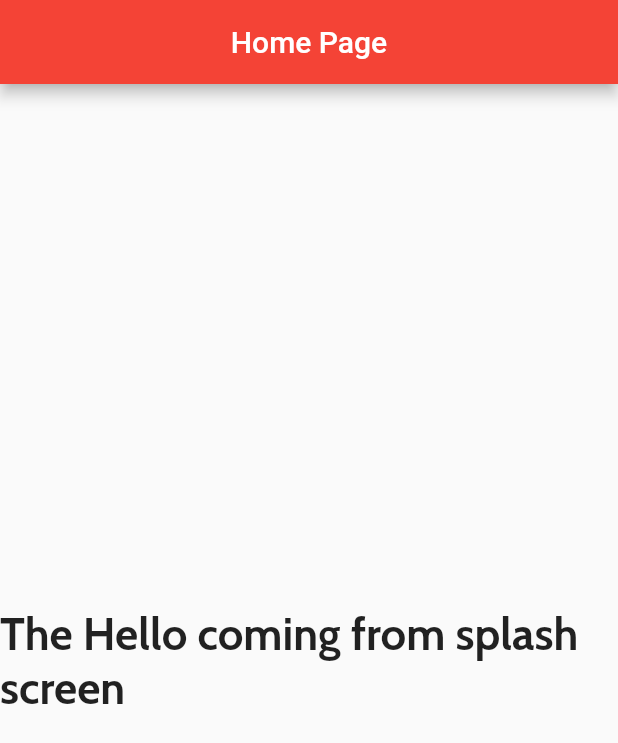
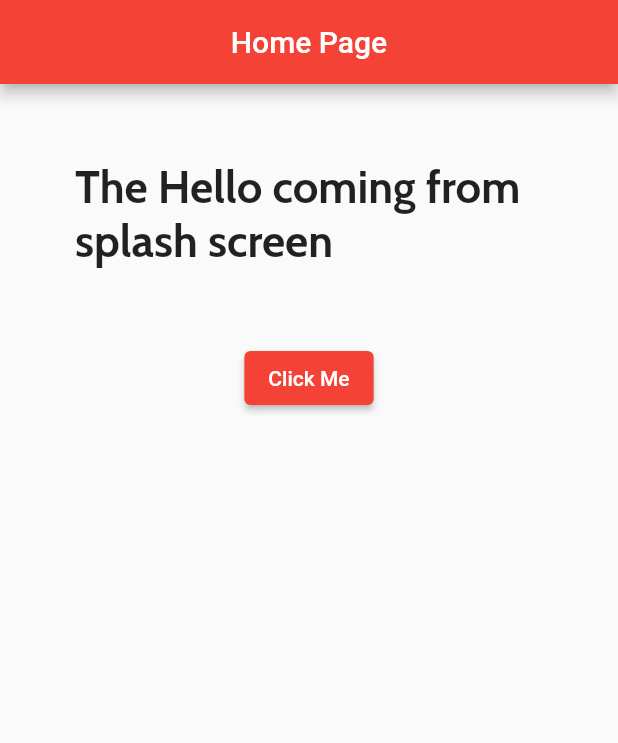
Before and after one commit to kravindra1415/FlutterALL, a Flutter app: the screen it shows after launch, on a phone screen of 412 x 824 dp. Shown: the top 743 px of the screen. Run offline on Flutter 3.47's test engine with Material 2 defaults, Android fonts, the phone set to English and light mode, and no system bars; our stand-ins replace badges, get, google_fonts.

```diff
--- a/lib/home_page/presentation/home.dart
+++ b/lib/home_page/presentation/home.dart
@@ -1,4 +1,5 @@
 import 'package:flutter/material.dart';
+import 'package:flutter_application_1/routes/app_pages.dart';
 import 'package:get/get.dart';
 import 'package:google_fonts/google_fonts.dart';
 
@@ -22,20 +23,34 @@ class _HomePageState extends State<HomePage> {
         title: const Text('Home Page'),
       ),
       body: SafeArea(
-          child: Center(
+        child: Column(
+          children: [
+            Center(
               child: GestureDetector(
                 onTap: () {
                   Get.back(); //To take a back
                 },
+                child: Padding(
+                  padding: const EdgeInsets.all(50.0),
                   child: Text(
                     "The $data coming from splash screen",
                     // style: const TextStyle(
                     //   fontWeight: FontWeight.bold,
-            style:
-                (GoogleFonts.cabin(fontSize: 30, fontWeight: FontWeight.bold)),
+                    style: (GoogleFonts.cabin(
+                        fontSize: 30, fontWeight: FontWeight.bold)),
                   ),
                 ),
-      )),
+              ),
+            ),
+            ElevatedButton(
+              onPressed: () {
+                Get.toNamed(RoutePath.StackWidget);
+              },
+              child: const Text('Click Me'),
+            )
+          ],
+        ),
+      ),
     );
   }
 }
--- a/lib/routes/app_pages.dart
+++ b/lib/routes/app_pages.dart
@@ -4,4 +4,5 @@ abstract class RoutePath {
   static const defaultRoute = '/';
   static const HomePage = '/HomePage';
   static const splashScreen = '/SplashScreen';
+  static const StackWidget = '/StackWidget';
 }
--- a/lib/routes/app_route.dart
+++ b/lib/routes/app_route.dart
@@ -1,3 +1,4 @@
+import 'package:flutter_application_1/home_page/presentation/StackWidget.dart';
 import 'package:flutter_application_1/home_page/presentation/home.dart';
 import 'package:flutter_application_1/routes/app_pages.dart';
 import 'package:flutter_application_1/splashScreen/presentation/splash_screen.dart';
@@ -8,6 +9,6 @@ class AppPages {
   static final route = [
     GetPage(name: RoutePath.defaultRoute, page: () => const SplashScreen()),
     GetPage(name: RoutePath.HomePage, page: () => const HomePage()),
-    //GetPage(name: RoutePath.homeScreen, page: () => const HomePage()),
+    GetPage(name: RoutePath.StackWidget, page: () => const StackWidget()),
   ];
 }
--- a/pubspec.yaml
+++ b/pubspec.yaml
@@ -37,6 +37,7 @@ dependencies:
   get: ^4.6.1
   animated_text: ^1.0.2
   google_fonts: ^2.3.1
+  badges: ^2.0.2
 
 dev_dependencies:
   flutter_test:
```
Also changed, not shown: lib/home_page/presentation/StackWidget.dart (added, +82 -0 lines), pubspec.lock. Lines whose indentation alone changed are shown as unchanged.
